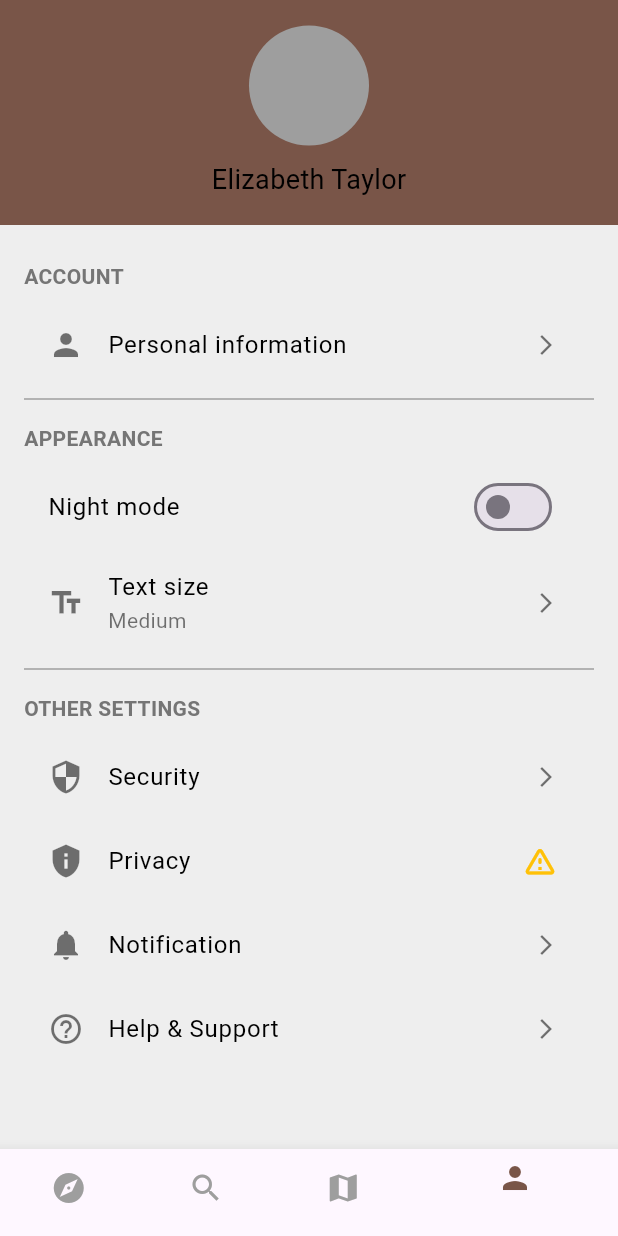
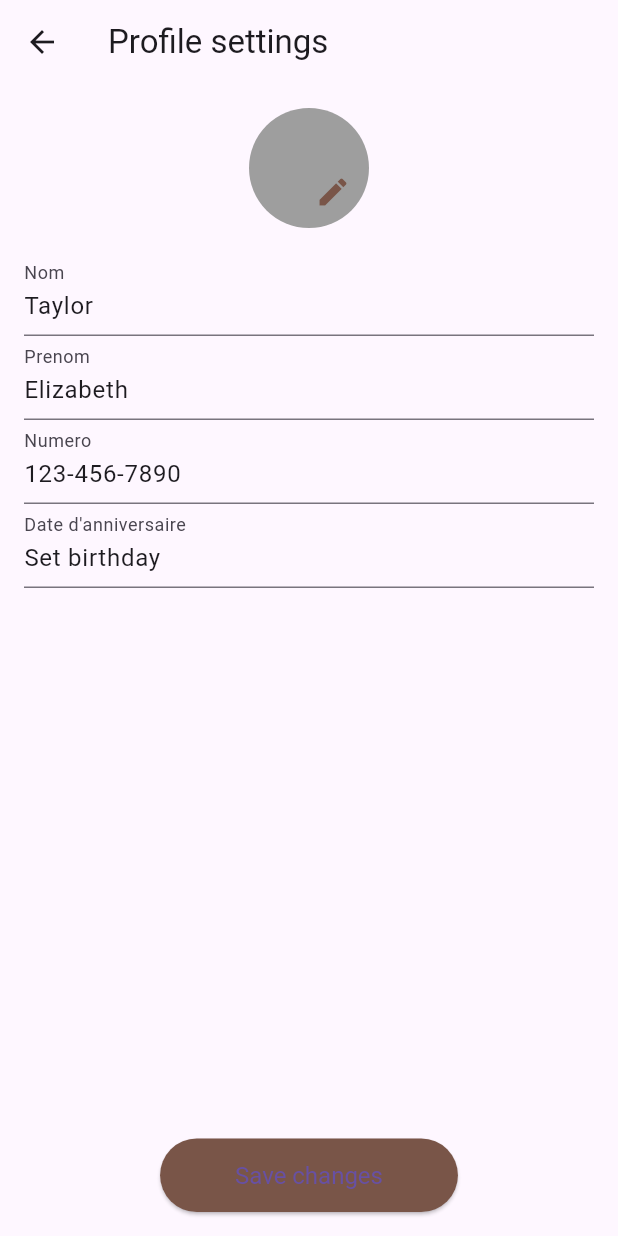
Before and after one commit to Azania-Eraste/Griot, a Flutter app: the screen it shows after launch, after a tap on "Personal information", on a phone screen of 412 x 824 dp. Run offline on Flutter 3.47's test engine with Material 3 defaults, Android fonts, the phone set to English and light mode, and no system bars; our stand-ins replace image_picker.

Commit message:
Ajout de la page profil settings

```diff
--- a/lib/profil_Page.dart
+++ b/lib/profil_Page.dart
@@ -1,4 +1,5 @@
 import 'package:flutter/material.dart';
+import 'profilsettings.dart';
 
 class ProfilePage extends StatefulWidget {
   @override
@@ -7,32 +8,25 @@ class ProfilePage extends StatefulWidget {
 
 class _ProfilePageState extends State<ProfilePage> {
   bool _isNightMode = false;
+  String _firstName = 'Elizabeth';
+  String _lastName = 'Taylor';
+  String _phoneNumber = '123-456-7890';
+  DateTime? _birthday;
+
+  void _updateProfile(String firstName, String lastName, String phoneNumber,
+      DateTime birthday) {
+    setState(() {
+      _firstName = firstName;
+      _lastName = lastName;
+      _phoneNumber = phoneNumber;
+      _birthday = birthday;
+    });
+  }
 
   @override
   Widget build(BuildContext context) {
     return Scaffold(
       backgroundColor: _isNightMode ? Colors.black : Colors.grey[200],
-      bottomNavigationBar: BottomNavigationBar(
-        currentIndex: 3,
-        items: [
-          BottomNavigationBarItem(
-            icon: Icon(Icons.explore, color: Colors.grey),
-            label: 'Explore',
-          ),
-          BottomNavigationBarItem(
-            icon: Icon(Icons.search, color: Colors.grey),
-            label: 'Search',
-          ),
-          BottomNavigationBarItem(
-            icon: Icon(Icons.map, color: Colors.grey),
-            label: 'Map',
-          ),
-          BottomNavigationBarItem(
-            icon: Icon(Icons.person, color: Colors.brown),
-            label: 'Compte',
-          ),
-        ],
-      ),
       body: Column(
         children: [
           Container(
@@ -47,7 +41,7 @@ class _ProfilePageState extends State<ProfilePage> {
                     backgroundColor: Colors.grey,
                   ),
                   SizedBox(height: 10),
-                  Text('Elizabeth Taylor',
+                  Text('$_firstName $_lastName',
                       style: TextStyle(
                           color: _isNightMode ? Colors.white : Colors.black,
                           fontSize: 18)),
@@ -60,7 +54,15 @@ class _ProfilePageState extends State<ProfilePage> {
               padding: EdgeInsets.all(16),
               children: [
                 _buildSectionTitle('ACCOUNT'),
-                _buildListTile(Icons.person, 'Personal information'),
+                _buildListTile(Icons.person, 'Personal information', onTap: () {
+                  Navigator.push(
+                    context,
+                    MaterialPageRoute(
+                      builder: (context) =>
+                          ProfileSettingsPage(onSave: _updateProfile),
+                    ),
+                  );
+                }),
                 Divider(color: _isNightMode ? Colors.white : Colors.grey),
                 _buildSectionTitle('APPEARANCE'),
                 _buildSwitchTile('Night mode', _isNightMode),
@@ -92,7 +94,7 @@ class _ProfilePageState extends State<ProfilePage> {
   }
 
   Widget _buildListTile(IconData icon, String title,
-      {String? subtitle, IconData? trailingIcon}) {
+      {String? subtitle, IconData? trailingIcon, VoidCallback? onTap}) {
     return ListTile(
       leading: Icon(icon, color: _isNightMode ? Colors.white : Colors.black54),
       title: Text(title,
@@ -106,7 +108,7 @@ class _ProfilePageState extends State<ProfilePage> {
           ? Icon(trailingIcon, color: Colors.amber)
           : Icon(Icons.arrow_forward_ios,
               size: 16, color: _isNightMode ? Colors.white : Colors.black54),
-      onTap: () {},
+      onTap: onTap,
     );
   }
 
--- /dev/null
+++ b/lib/profilsettings.dart
@@ -0,0 +1,134 @@
+import 'package:flutter/material.dart';
+import 'package:image_picker/image_picker.dart';
+import 'dart:io';
+
+class ProfileSettingsPage extends StatefulWidget {
+  final Function(String, String, String, DateTime) onSave;
+
+  ProfileSettingsPage({required this.onSave});
+
+  @override
+  _ProfileSettingsPageState createState() => _ProfileSettingsPageState();
+}
+
+class _ProfileSettingsPageState extends State<ProfileSettingsPage> {
+  final _formKey = GlobalKey<FormState>();
+  String _firstName = 'Elizabeth';
+  String _lastName = 'Taylor';
+  String _phoneNumber = '123-456-7890';
+  DateTime? _birthday;
+  File? _image;
+  final ImagePicker _picker = ImagePicker();
+
+  Future<void> _pickImage() async {
+    final pickedFile = await _picker.pickImage(source: ImageSource.gallery);
+    if (pickedFile != null) {
+      setState(() {
+        _image = File(pickedFile.path);
+      });
+    }
+  }
+
+  @override
+  Widget build(BuildContext context) {
+    return Scaffold(
+      appBar: AppBar(
+        title: Text('Profile settings'),
+        leading: IconButton(
+          icon: Icon(Icons.arrow_back),
+          onPressed: () {
+            Navigator.pop(context);
+          },
+        ),
+      ),
+      body: Padding(
+        padding: const EdgeInsets.all(16.0),
+        child: Form(
+          key: _formKey,
+          child: Column(
+            children: [
+              Stack(
+                children: [
+                  CircleAvatar(
+                    radius: 40,
+                    backgroundImage: _image != null ? FileImage(_image!) : null,
+                    backgroundColor: Colors.grey,
+                  ),
+                  Positioned(
+                    bottom: 0,
+                    right: 0,
+                    child: IconButton(
+                      icon: Icon(Icons.edit, color: Colors.brown),
+                      onPressed: _pickImage,
+                    ),
+                  ),
+                ],
+              ),
+              SizedBox(height: 16),
+              TextFormField(
+                initialValue: _lastName,
+                decoration: InputDecoration(labelText: 'Nom'),
+                onSaved: (value) {
+                  _lastName = value!;
+                },
+              ),
+              TextFormField(
+                initialValue: _firstName,
+                decoration: InputDecoration(labelText: 'Prenom'),
+                onSaved: (value) {
+                  _firstName = value!;
+                },
+              ),
+              TextFormField(
+                initialValue: _phoneNumber,
+                decoration: InputDecoration(labelText: 'Numero'),
+                onSaved: (value) {
+                  _phoneNumber = value!;
+                },
+              ),
+              TextFormField(
+                decoration: InputDecoration(labelText: "Date d'anniversaire"),
+                readOnly: true,
+                onTap: () async {
+                  DateTime? pickedDate = await showDatePicker(
+                    context: context,
+                    initialDate: DateTime.now(),
+                    firstDate: DateTime(1900),
+                    lastDate: DateTime(2100),
+                  );
+                  if (pickedDate != null) {
+                    setState(() {
+                      _birthday = pickedDate;
+                    });
+                  }
+                },
+                controller: TextEditingController(
+                  text: _birthday == null
+                      ? 'Set birthday'
+                      : _birthday!.toLocal().toString().split(' ')[0],
+                ),
+              ),
+              Spacer(),
+              ElevatedButton(
+                onPressed: () {
+                  if (_formKey.currentState!.validate()) {
+                    _formKey.currentState!.save();
+                    widget.onSave(
+                        _firstName, _lastName, _phoneNumber, _birthday!);
+                    Navigator.pop(context);
+                  }
+                },
+                child: Text('Save changes'),
+                style: ElevatedButton.styleFrom(
+                  backgroundColor: Colors.brown,
+                  padding: EdgeInsets.symmetric(horizontal: 50, vertical: 15),
+                  textStyle: TextStyle(fontSize: 16),
+                ),
+              ),
+            ],
+          ),
+        ),
+      ),
+    );
+  }
+}
```
Also changed, not shown: pubspec.yaml (+2 -69 lines), pubspec.lock, 6 other files.
